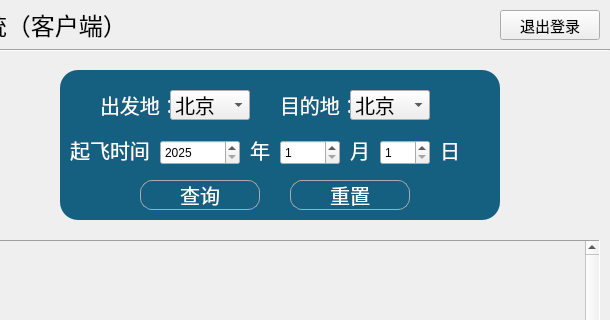
The window that UserMainWindow.ui (ImmortalWatcher/Flient_Management) describes before a commit, drawn with Qt 5; both pictures show x 190 to 800 and y 0 to 320 of the 800 by 600 pixel window.
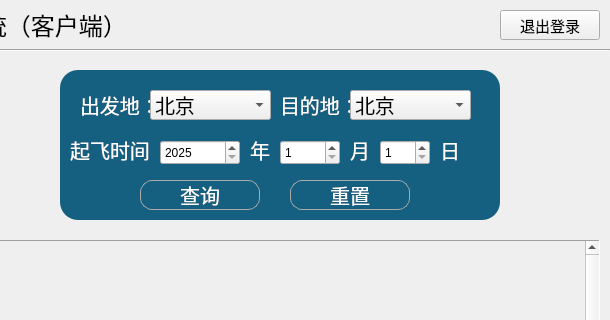
The same window after the commit. The open tabs and pages were chosen to show the change. Icons and pictures are not drawn.

```diff
--- a/UserMainWindow.ui
+++ b/UserMainWindow.ui
@@ -296,7 +296,7 @@
       <widget class="QLabel" name="DepartureLabel">
        <property name="geometry">
         <rect>
-         <x>40</x>
+         <x>20</x>
          <y>10</y>
          <width>80</width>
          <height>50</height>
@@ -1686,9 +1686,9 @@
       <widget class="QComboBox" name="departureCbox">
        <property name="geometry">
         <rect>
-         <x>110</x>
+         <x>90</x>
          <y>20</y>
-         <width>80</width>
+         <width>121</width>
          <height>30</height>
         </rect>
        </property>
@@ -1729,7 +1729,7 @@
         <rect>
          <x>290</x>
          <y>20</y>
-         <width>80</width>
+         <width>121</width>
          <height>30</height>
         </rect>
        </property>
```
Left out of the diff: 2 changed lines with no effect on the pictures.
